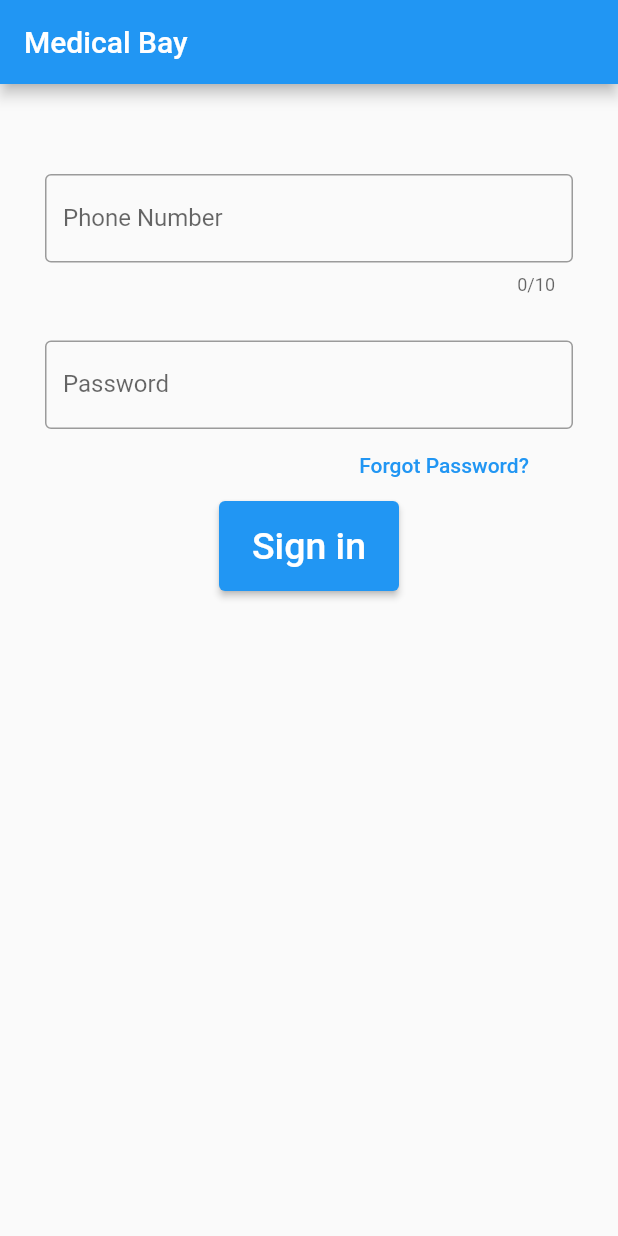
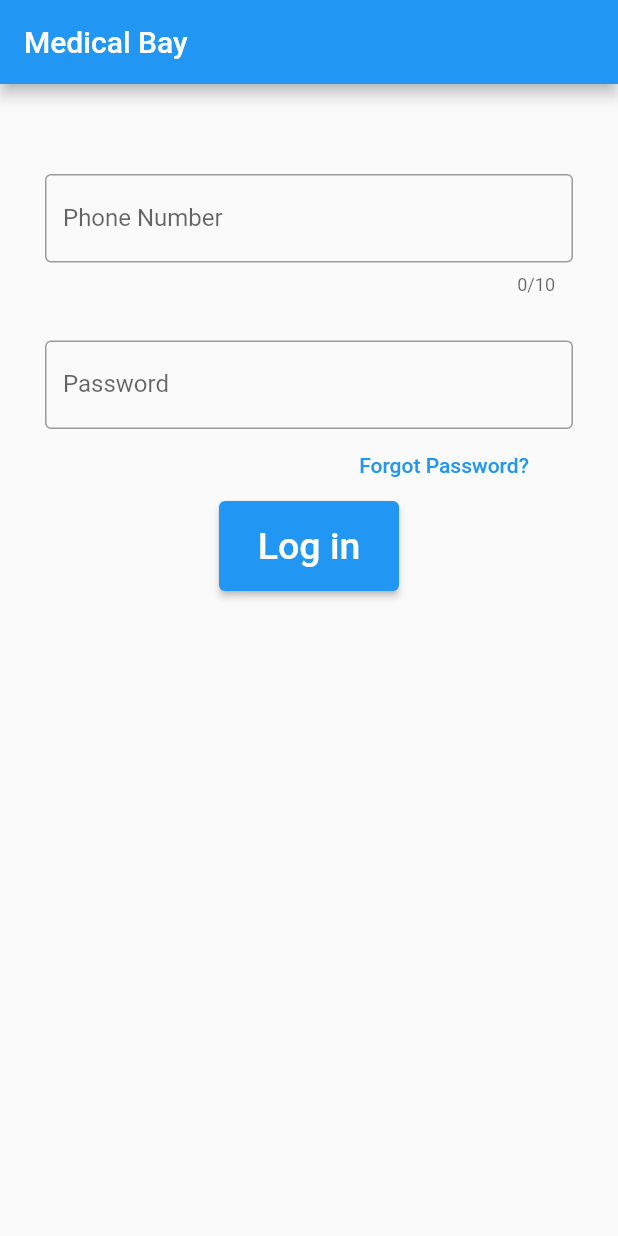
Before and after one commit to yousefabd/Programming_Languages, a Flutter app: the screen it shows after launch, on a phone screen of 412 x 824 dp. Run offline on Flutter 3.47's test engine with Material 2 defaults, Android fonts, the phone set to English and light mode, and no system bars; our stand-ins replace google_fonts.

Commit message:
changed sign in into login

```diff
--- a/lib/screens/login.dart
+++ b/lib/screens/login.dart
@@ -49,7 +49,7 @@ class LogInScreen extends StatelessWidget {
                       print(_passwordController.text);
                     },
                     child: Text(
-                      'Sign in',
+                      'Log in',
                       style: TextStyle(fontSize: 25),
                     )))
           ],
```
